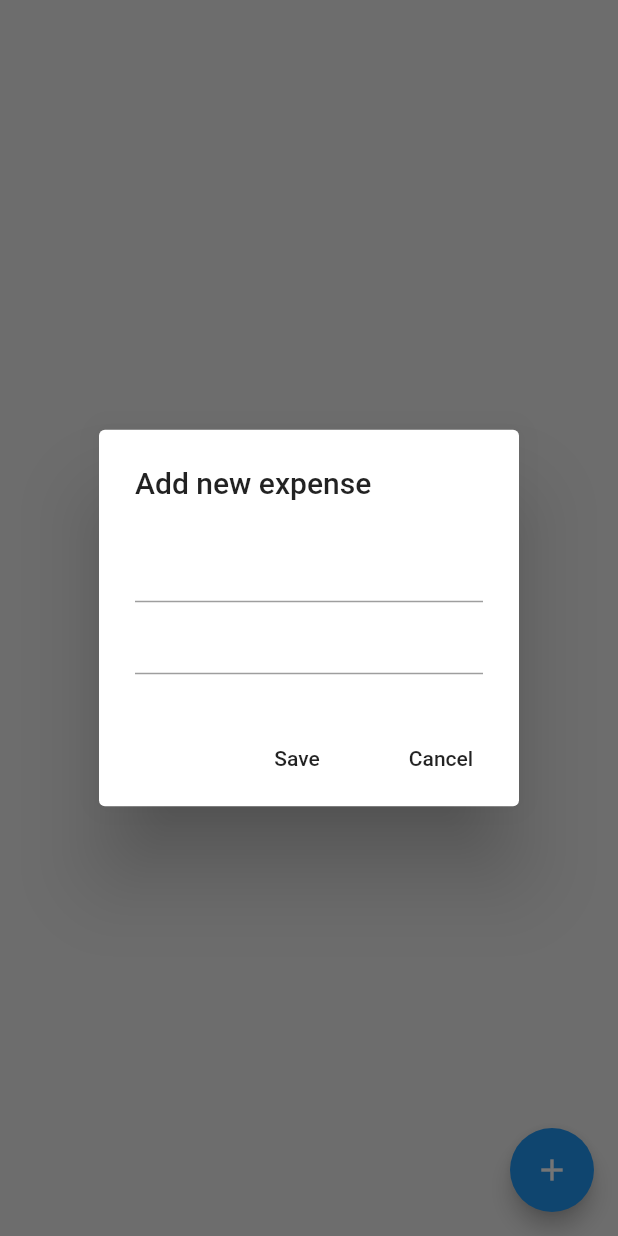
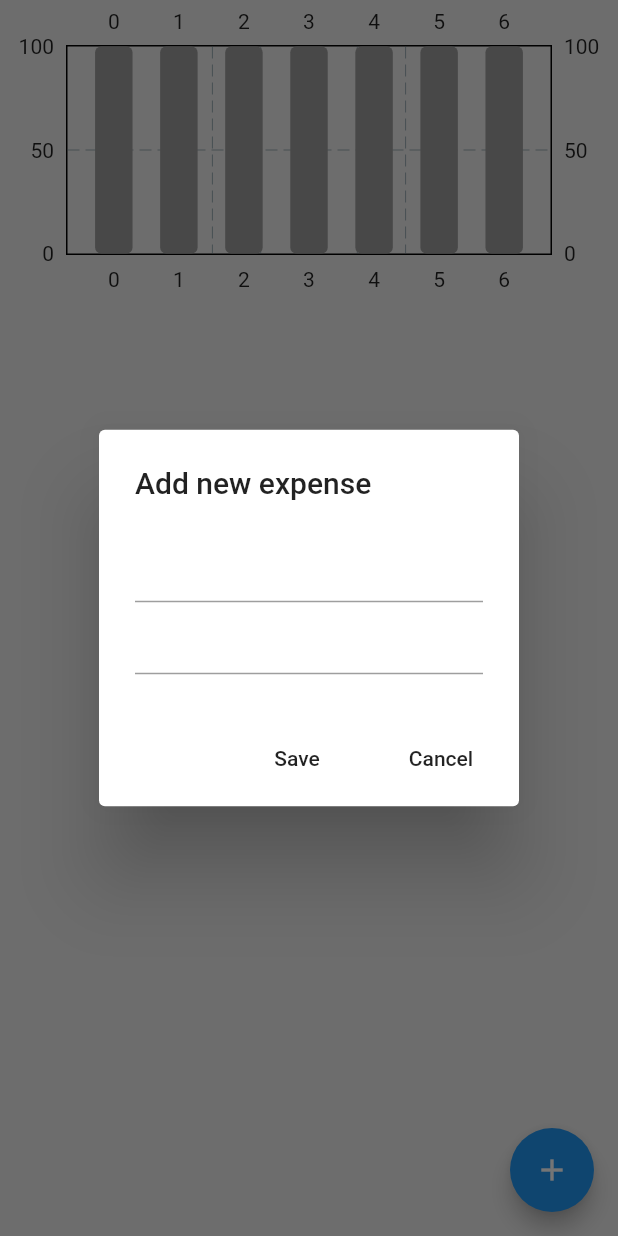
Before and after one commit to aeprodigy/Flutter_lessons_Apps, a Flutter app: the screen it shows after launch, after a tap on the "add" icon, on a phone screen of 412 x 824 dp. Run offline on Flutter 3.47's test engine with Material 2 defaults, Android fonts, the phone set to English and light mode, and no system bars; drawn by our look-alikes of fl_chart; our stand-ins replace confetti, firebase_auth; accounts and stored records are empty.

Commit message:
upstream dir

```diff
--- /dev/null
+++ b/expense_tracker/lib/bar graph/bar_data.dart
@@ -0,0 +1,37 @@
+import 'package:expense_tracker/bar%20graph/individual_bar.dart';
+
+class BarData {
+  //day double variables
+  final double sunAmount;
+  final double monAmount;
+  final double tueAmount;
+  final double wedAmount;
+  final double thurAmount;
+  final double friAmount;
+  final double satAmount;
+
+  //BarData Constructor.
+  BarData({
+    required this.sunAmount,
+    required this.monAmount,
+    required this.tueAmount,
+    required this.wedAmount,
+    required this.thurAmount,
+    required this.friAmount,
+    required this.satAmount,
+  });
+  List<IndividualBar> barData = [];
+
+  //method to initialize bardata into the  list.
+  void initializeBarData() {
+    barData = [
+      IndividualBar(x: 0, y: sunAmount),
+      IndividualBar(x: 1, y: monAmount),
+      IndividualBar(x: 2, y: tueAmount),
+      IndividualBar(x: 3, y: wedAmount),
+      IndividualBar(x: 4, y: thurAmount),
+      IndividualBar(x: 5, y: friAmount),
+      IndividualBar(x: 6, y: satAmount),
+    ];
+  }
+}
--- /dev/null
+++ b/expense_tracker/lib/bar graph/bar_graph.dart
@@ -0,0 +1,62 @@
+import 'package:expense_tracker/bar%20graph/bar_data.dart';
+import 'package:fl_chart/fl_chart.dart';
+import 'package:flutter/material.dart';
+
+class MyBarGraph extends StatelessWidget {
+  final double? maxY;
+  final double sunAmount;
+  final double monAmount;
+  final double tueAmount;
+  final double wedAmount;
+  final double thurAmount;
+  final double friAmount;
+  final double satAmount;
+
+  const MyBarGraph({
+    super.key,
+    required this.sunAmount,
+    required this.monAmount,
+    required this.tueAmount,
+    required this.wedAmount,
+    required this.thurAmount,
+    required this.friAmount,
+    required this.satAmount,
+    required this.maxY,
+  });
+
+  @override
+  Widget build(BuildContext context) {
+    //initialize the bar data
+    BarData myBarData = BarData(
+        sunAmount: sunAmount,
+        monAmount: monAmount,
+        tueAmount: tueAmount,
+        wedAmount: wedAmount,
+        thurAmount: thurAmount,
+        friAmount: friAmount,
+        satAmount: satAmount);
+    myBarData.initializeBarData();
+    return BarChart(BarChartData(
+      maxY: maxY,
+      minY: 0,
+      barGroups:
+       myBarData.barData.map(
+        (data) => BarChartGroupData(x: data.x,
+        barRods: [
+          BarChartRodData(
+            toY: data.y,
+            color: Colors.red[300],
+            width: 25,
+            borderRadius: BorderRadius.circular(4),
+            backDrawRodData: BackgroundBarChartRodData(
+              show: true,
+              toY: maxY,
+              color: Colors.grey[500],
+            )
+          ),
+        ],
+        )
+        ).toList(),
+    ));
+  }
+}
--- /dev/null
+++ b/expense_tracker/lib/bar graph/individual_bar.dart
@@ -0,0 +1,6 @@
+class IndividualBar {
+  final int x; //this is the position in the x-axis.
+  final double y; // this is the position in the y-axis.
+
+  IndividualBar({required this.x, required this.y});
+}
--- a/expense_tracker/lib/main.dart
+++ b/expense_tracker/lib/main.dart
@@ -17,6 +17,8 @@ class MyApp extends StatelessWidget {
         builder: (context, child) => const MaterialApp(
             title: 'Flutter Demo',
             debugShowCheckedModeBanner: false,
-            home: HomePage()));
+            home: HomePage()
+            )
+            );
   }
 }
--- a/expense_tracker/lib/pages/home_page.dart
+++ b/expense_tracker/lib/pages/home_page.dart
@@ -1,3 +1,5 @@
+import 'package:expense_tracker/components/expense_summary.dart';
+import 'package:expense_tracker/components/expense_tile.dart';
 import 'package:expense_tracker/data/expense_data.dart';
 import 'package:expense_tracker/models/expense_item.dart';
 import 'package:flutter/material.dart';
@@ -85,14 +87,24 @@ class _HomePageState extends State<HomePage> {
             Icons.add,
           ),
         ),
-              body: ListView.builder(
+        body: ListView(
+          children: [
+          //weekly summary
+          ExpenseSummary(startOfWeek: value.startOfWeekDate()),
+          //expense list
+          ListView.builder(
+            shrinkWrap: true,
+            physics: const NeverScrollableScrollPhysics(),
             itemCount: value.getAllExpenses().length,
-                itemBuilder: (context, index) =>
-                    ListTile(title: Text(value.getAllExpenses()[index].name),
-                    subtitle:Text(value.getAllExpenses()[index].dateTime.toString()),
-                    trailing: Text('\K ' + value.getAllExpenses()[index].amount),
+            itemBuilder: (context, index) => ExpenseTile(
+              name: value.getAllExpenses()[index].name,
+              amount: value.getAllExpenses()[index].amount,
+              dateTime: value.getAllExpenses()[index].dateTime,
             ),
           ),
-            ));
+          ]
+        ),
+      ),
+    );
   }
 }
```
Lines whose indentation alone changed are shown as unchanged.
